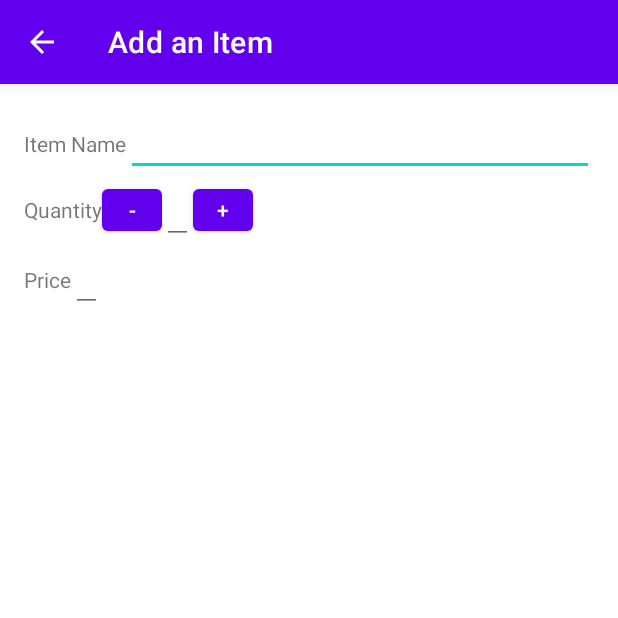
After one commit to ejep520/InventoryApp, an Android app: the EditorActivity screen opened directly, with no data from a screen before it, on a phone screen of 412 x 824 dp, the top half of it. The commit adds this screen. Run offline under Robolectric (Android 15) with nearby library versions, the phone set to English and light mode, and no system bars.

Commit message:
Pausing for lunch.

```diff
--- a/app/build.gradle
+++ b/app/build.gradle
@@ -33,4 +33,5 @@ dependencies {
     implementation 'androidx.appcompat:appcompat:1.2.0'
     implementation 'com.google.android.material:material:1.2.1'
     implementation 'androidx.core:core:1.3.2'
+    implementation 'androidx.constraintlayout:constraintlayout:2.0.4'
 }
--- /dev/null
+++ b/app/src/main/java/com/jepster/inventoryapp/EditorActivity.java
@@ -0,0 +1,125 @@
+package com.jepster.inventoryapp;
+
+import androidx.annotation.NonNull;
+import androidx.annotation.Nullable;
+import androidx.appcompat.app.AppCompatActivity;
+import androidx.core.app.NavUtils;
+import androidx.loader.app.LoaderManager;
+import androidx.loader.content.CursorLoader;
+import androidx.loader.content.Loader;
+
+import android.annotation.SuppressLint;
+import android.database.Cursor;
+import android.net.Uri;
+import android.os.Bundle;
+import android.view.View;
+import android.widget.Button;
+import android.widget.EditText;
+
+import static com.jepster.inventoryapp.data.InventoryContract.InventoryEntry;
+
+import java.util.Locale;
+
+public class EditorActivity extends AppCompatActivity implements LoaderManager.LoaderCallbacks<Cursor> {
+
+    private EditText mNameEditText, mPriceEditText, mQuantityEditText;
+    private Button mQuantityDecButton, mQuantityIncButton;
+    private Uri mPassedUri;
+    private boolean mItemHasChanged = false;
+    private Locale mLocale;
+
+    private final int ITEM_GETTER = 0;
+
+    private final View.OnTouchListener mOnTouchListener = (v, event) -> {
+        v.performClick();
+        mItemHasChanged = true;
+        return false;
+    };
+
+    private final View.OnKeyListener mOnKeyListener = (v, code, event) -> {
+        mItemHasChanged = true;
+        return false;
+    };
+
+    @SuppressLint("ClickableViewAccessibility")
+    @Override
+    protected void onCreate(Bundle savedInstanceState) {
+        super.onCreate(savedInstanceState);
+        setContentView(R.layout.editor_activity);
+        mLocale = getResources().getConfiguration().getLocales().get(0);
+        mNameEditText = findViewById(R.id.editor_name_text_edit);
+        mPriceEditText = findViewById(R.id.editor_price_text_edit);
+        mQuantityEditText = findViewById(R.id.editor_quantity_text_editor);
+        mQuantityDecButton = findViewById(R.id.editor_quantity_dec_button);
+        mQuantityIncButton = findViewById(R.id.editor_quantity_inc_button);
+        mPassedUri = getIntent().getData();
+        if (mPassedUri == null) {
+            setTitle(R.string.add_item_title);
+        } else {
+            setTitle(R.string.edit_item_title);
+        }
+        mNameEditText.setOnTouchListener(mOnTouchListener);
+        mNameEditText.setOnKeyListener(mOnKeyListener);
+        mPriceEditText.setOnTouchListener(mOnTouchListener);
+        mPriceEditText.setOnKeyListener(mOnKeyListener);
+        mQuantityEditText.setOnTouchListener(mOnTouchListener);
+        mQuantityEditText.setOnKeyListener(mOnKeyListener);
+        mQuantityIncButton.setOnClickListener(v -> {
+            int quantity = Integer.parseInt(mQuantityEditText.getText().toString().trim());
+            mQuantityEditText.setText(String.format(mLocale, "%d", ++quantity));
+            mItemHasChanged = true;
+        });
+        mQuantityDecButton.setOnClickListener(v -> {
+            int quantity = Integer.parseInt(mQuantityEditText.getText().toString().trim());
+            if (quantity < 1){
+                return;
+            }
+            mQuantityEditText.setText(String.format(mLocale, "%d", --quantity));
+            mItemHasChanged = true;
+        });
+        LoaderManager.getInstance(this).initLoader(ITEM_GETTER, null, this);
+        LoaderManager.enableDebugLogging(true);
+    }
+
+    @NonNull
+    @Override
+    public Loader<Cursor> onCreateLoader(int id, @Nullable Bundle args) {
+        if (id == ITEM_GETTER) {
+            String[] projection = {
+                    InventoryEntry._ID,
+                    InventoryEntry.COLUMN_NAME,
+                    InventoryEntry.COLUMN_QUANTITY,
+                    InventoryEntry.COLUMN_PRICE
+            };
+            return new CursorLoader(this,
+                    mPassedUri,
+                    projection,
+                    null,
+                    null,
+                    null);
+        }
+        return null;
+    }
+
+    @SuppressLint("SetTextIl8n")
+    @Override
+    public void onLoadFinished(@NonNull Loader<Cursor> loader, Cursor data) {
+        if ((data == null) || (data.getCount() < 1) || (!data.moveToFirst())) { return; }
+        final int nameColumnIndex = data.getColumnIndex(InventoryEntry.COLUMN_NAME);
+        final int quantityColumnIndex = data.getColumnIndex(InventoryEntry.COLUMN_QUANTITY);
+        final int priceColumnIndex = data.getColumnIndex(InventoryEntry.COLUMN_PRICE);
+
+        // TODO Continue from here.
+    }
+
+    @Override
+    public void onLoaderReset(@NonNull Loader<Cursor> loader) {
+
+    }
+
+    @Override
+    protected void onDestroy() {
+        super.onDestroy();
+        LoaderManager.getInstance(this).destroyLoader(ITEM_GETTER);
+    }
+}
--- /dev/null
+++ b/app/src/main/res/layout/editor_activity.xml
@@ -0,0 +1,93 @@
+<?xml version="1.0" encoding="utf-8"?>
+<LinearLayout xmlns:android="http://schemas.android.com/apk/res/android"
+    xmlns:tools="http://schemas.android.com/tools"
+    android:layout_width="match_parent"
+    android:layout_height="match_parent"
+    android:orientation="vertical"
+    android:padding="16dp"
+    tools:context=".EditorActivity">
+
+    <LinearLayout
+        android:layout_width="match_parent"
+        android:layout_height="wrap_content"
+        android:orientation="horizontal">
+
+        <TextView
+            android:layout_width="wrap_content"
+            android:layout_height="wrap_content"
+            android:labelFor="@id/editor_name_text_edit"
+            android:text="@string/editor_label_name" />
+
+        <EditText
+            android:id="@+id/editor_name_text_edit"
+            android:layout_width="match_parent"
+            android:layout_height="wrap_content"
+            android:autofillHints="@null"
+            android:inputType="text" />
+
+    </LinearLayout>
+
+    <RelativeLayout
+        android:layout_width="match_parent"
+        android:layout_height="wrap_content">
+
+        <TextView
+            android:layout_width="wrap_content"
+            android:layout_height="wrap_content"
+            android:labelFor="@id/editor_quantity_text_editor"
+            android:text="@string/editor_label_quantity"
+            android:layout_alignParentStart="true"
+            android:layout_centerVertical="true"
+            android:id="@+id/editor_quantity_label_tv"/>
+
+        <Button
+            android:layout_width="40sp"
+            android:layout_height="40sp"
+            android:text="@string/editor_label_dec_quantity"
+            android:layout_centerVertical="true"
+            android:layout_toEndOf="@id/editor_quantity_label_tv"
+            android:id="@+id/editor_quantity_dec_button" />
+
+        <EditText
+            android:id="@+id/editor_quantity_text_editor"
+            android:layout_width="wrap_content"
+            android:layout_height="wrap_content"
+            android:autofillHints="@null"
+            android:inputType="number"
+            tools:text="999"
+            android:layout_centerVertical="true"
+            android:layout_toEndOf="@id/editor_quantity_dec_button"/>
+
+        <Button
+            android:layout_width="40sp"
+            android:layout_height="40sp"
+            android:text="@string/editor_label_inc_quantity"
+            android:id="@+id/editor_quantity_inc_button"
+            android:layout_centerVertical="true"
+            android:layout_toEndOf="@id/editor_quantity_text_editor"/>
+
+    </RelativeLayout>
+
+    <LinearLayout
+        android:layout_width="wrap_content"
+        android:layout_height="wrap_content"
+        android:orientation="horizontal">
+
+        <TextView
+            android:layout_width="wrap_content"
+            android:layout_height="wrap_content"
+            android:text="@string/editor_label_price"
+            android:id="@+id/editor_price_label_tv"
+            android:labelFor="@id/editor_price_text_edit"/>
+
+        <EditText
+            android:layout_width="wrap_content"
+            android:layout_height="wrap_content"
+            android:autofillHints="@null"
+            android:id="@+id/editor_price_text_edit"
+            android:inputType="numberDecimal"
+            tools:text="999.99"/>
+
+    </LinearLayout>
+
+</LinearLayout>
--- a/app/src/main/res/values/strings.xml
+++ b/app/src/main/res/values/strings.xml
@@ -1,5 +1,5 @@
 <resources>
-    <string name="app_name">InventoryApp</string>
+    <string name="app_name">Inventory App</string>
 
     <string name="search_button_text">Search</string>
 
@@ -7,4 +7,15 @@
     <string name="fab_text">+</string>
 
     <string name="sale_button_text">Sale!</string>
+
+    <string name="action_delete_all_things">Delete All</string>
+
+    <string name="editor_label_name">Item Name</string>
+    <string name="editor_label_quantity">Quantity</string>
+    <string name="editor_label_price">Price</string>
+    <string name="editor_label_inc_quantity">+</string>
+    <string name="editor_label_dec_quantity">-</string>
+
+    <string name="add_item_title">Add an Item</string>
+    <string name="edit_item_title">Edit an Item</string>
 </resources>
```
Also changed, not shown: app/src/main/AndroidManifest.xml (+10 -1 lines), app/src/main/java/com/jepster/inventoryapp/MainActivity.java (+36 -0 lines), 2 other files.
